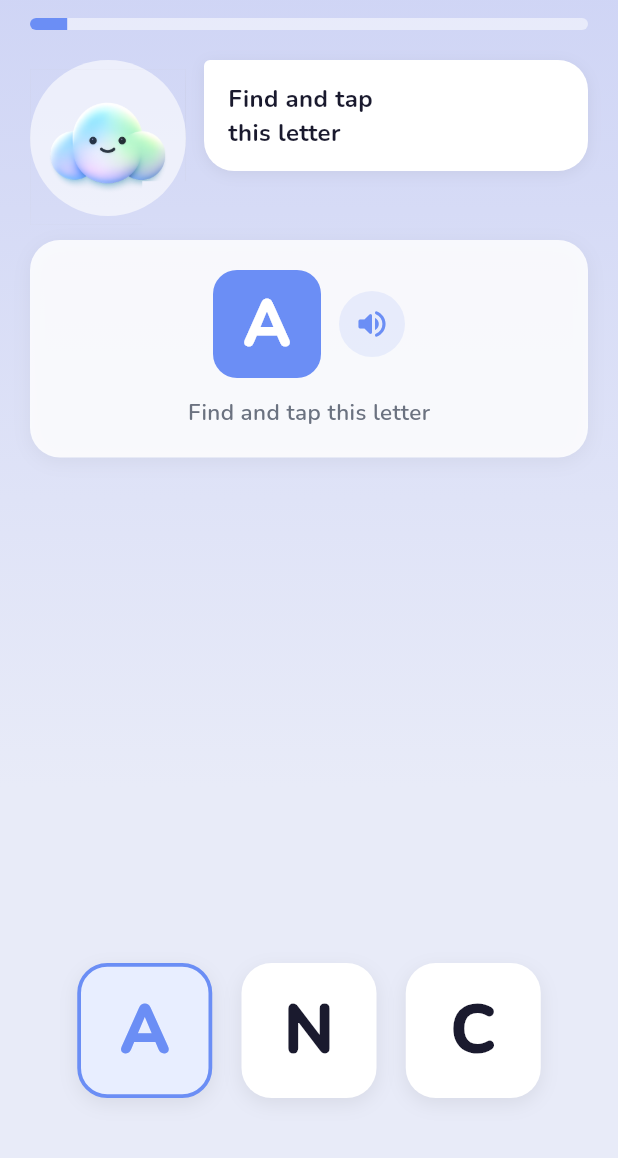
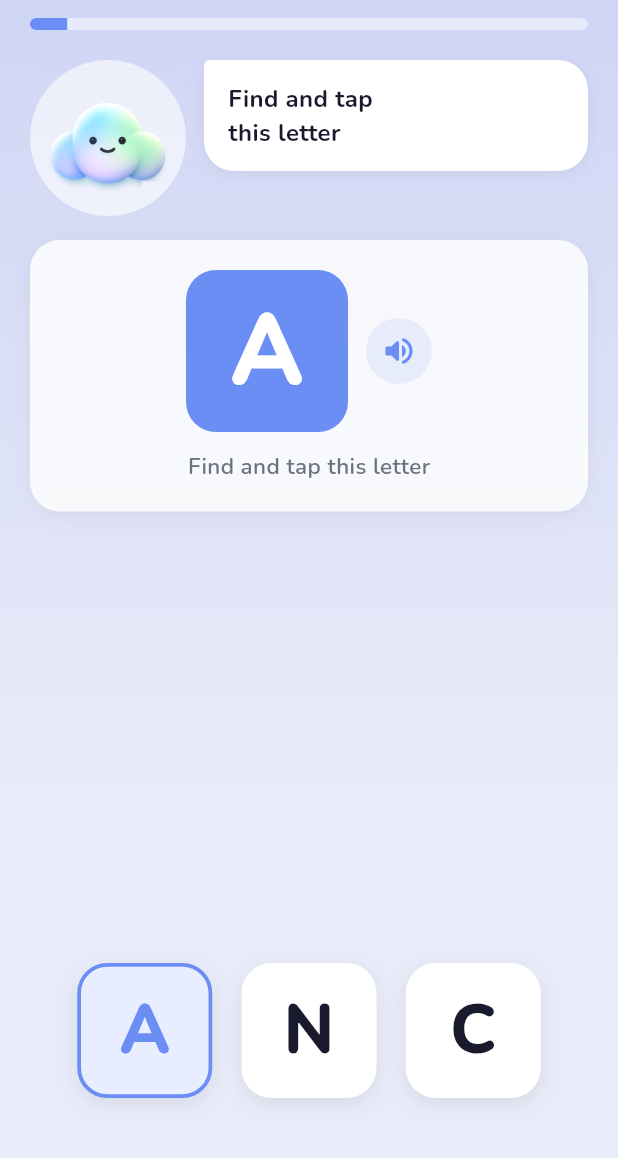
Before and after one commit to Shoxjahon001/flexikeys, a Flutter app: the LettersStage1Screen screen opened by its route, on a phone screen of 412 x 824 dp, the part 78-1236 px from its top. Run offline on Flutter 3.47's test engine with Material 3 defaults, Android fonts, the phone set to English and light mode, and no system bars; our stand-ins replace audioplayers, drift, fl_chart, flutter_riverpod, flutter_secure_storage, go_router and 4 more; missing offline and left inert: record; accounts and stored records are empty; generated files the repository leaves out were written again; network calls fail; statements that could not run were skipped.

Commit message:
Enlarge in-task letter/hint indicators for younger children
The "which key to press" indicator in each Learn-section task (target
letter box, word-spelling boxes, color/digit hint) grows without affecting
surrounding layout, wrapped in FittedBox for overflow safety.

Co-Authored-By: Claude Sonnet 5 <noreply@anthropic.com>

```diff
--- a/lib/screens/game/letters_stage1_screen.dart
+++ b/lib/screens/game/letters_stage1_screen.dart
@@ -1,6 +1,7 @@
 import 'dart:math';
 import 'package:flutter/material.dart';
 import 'package:google_fonts/google_fonts.dart';
+import '../../l10n/app_localizations.dart';
 import '../../theme/app_theme.dart';
 import '../../widgets/cloud_mascot.dart';
 import '../../services/user_service.dart';
@@ -19,7 +20,21 @@ class LettersStage1Screen extends StatefulWidget {
 class _LettersStage1ScreenState extends State<LettersStage1Screen>
     with TickerProviderStateMixin {
   static const _letters = [
-    'A','B','C','D','E','F','G','H','I','J','K','L','M','N','O'
+    'A',
+    'B',
+    'C',
+    'D',
+    'E',
+    'F',
+    'G',
+    'H',
+    'I',
+    'J',
+    'K',
+    'L',
+    'M',
+    'N',
+    'O'
   ];
 
   int _current = 0;
@@ -146,12 +161,15 @@ class _LettersStage1ScreenState extends State<LettersStage1Screen>
     await UserService.addTimeSpent(5);
     // Mirrors UserService.setLettersStage(1): completes both 'letters_1' and
     // the umbrella 'letters' level.
-    ProgressRepository.instance.recordLevelCompleteAndSync('letters_1', stars: 10);
-    ProgressRepository.instance.recordLevelCompleteAndSync('letters', stars: 10);
+    ProgressRepository.instance
+        .recordLevelCompleteAndSync('letters_1', stars: 10);
+    ProgressRepository.instance
+        .recordLevelCompleteAndSync('letters', stars: 10);
     if (!mounted) return;
+    final title = AppLocalizations.of(context)!.correctFeedback;
     Navigator.pushReplacementNamed(context, '/level_complete', arguments: {
       'starsEarned': 10,
-      'title': 'You did it!',
+      'title': title,
     });
   }
 
@@ -209,7 +227,9 @@ class _LettersStage1ScreenState extends State<LettersStage1Screen>
           ),
           const SizedBox(width: 12),
           Text(
-            _isRetryPhase ? 'Try Again!' : 'Letters',
+            _isRetryPhase
+                ? AppLocalizations.of(context)!.tryAgainHeader
+                : 'Letters',
             style: GoogleFonts.nunito(
               fontSize: 20,
               fontWeight: FontWeight.w800,
@@ -286,7 +306,9 @@ class _LettersStage1ScreenState extends State<LettersStage1Screen>
                 ],
               ),
               child: Text(
-                _isRetryPhase ? "Let's try again!" : 'Find and tap\nthis letter',
+                _isRetryPhase
+                    ? AppLocalizations.of(context)!.retryMascotMessage
+                    : AppLocalizations.of(context)!.findAndTapInstruction,
                 style: GoogleFonts.nunito(
                   fontSize: 16,
                   fontWeight: FontWeight.w700,
@@ -319,25 +341,30 @@ class _LettersStage1ScreenState extends State<LettersStage1Screen>
         ),
         child: Column(
           children: [
-            Row(
+            // Wrapped in FittedBox so the enlarged target box can never
+            // overflow on a narrow screen — it only ever scales down, never
+            // up past its natural size.
+            FittedBox(
+              fit: BoxFit.scaleDown,
+              child: Row(
                 mainAxisAlignment: MainAxisAlignment.center,
                 children: [
                   ScaleTransition(
                     scale: _correctScale,
                     child: Container(
-                    width: 72,
-                    height: 72,
+                      width: 108,
+                      height: 108,
                       decoration: BoxDecoration(
                         color: _isRetryPhase
                             ? const Color(0xFFFF9800)
                             : AppTheme.primary,
-                      borderRadius: BorderRadius.circular(16),
+                        borderRadius: BorderRadius.circular(20),
                       ),
                       child: Center(
                         child: Text(
                           target,
                           style: GoogleFonts.nunito(
-                          fontSize: 42,
+                            fontSize: 64,
                             fontWeight: FontWeight.w900,
                             color: Colors.white,
                           ),
@@ -364,9 +391,10 @@ class _LettersStage1ScreenState extends State<LettersStage1Screen>
                   ),
                 ],
               ),
+            ),
             const SizedBox(height: 12),
             Text(
-              'Find and tap this letter',
+              AppLocalizations.of(context)!.findAndTapCaption,
               style: GoogleFonts.nunito(
                 fontSize: 15,
                 fontWeight: FontWeight.w600,
```
Also changed, not shown: lib/screens/game/generic_game_screen.dart (+54 -25 lines), lib/screens/game/letters_stage2_screen.dart (+35 -16 lines). Lines whose indentation alone changed are shown as unchanged.
